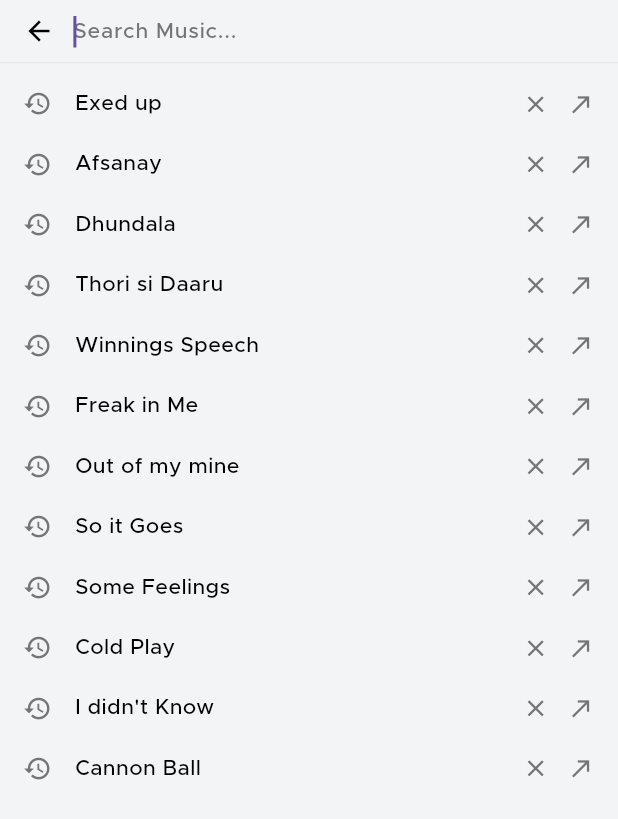
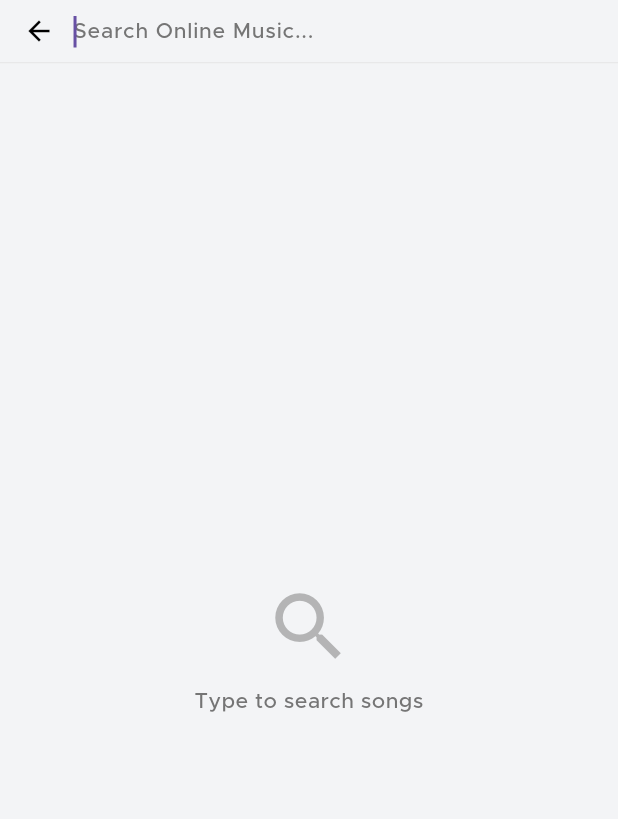
Before and after one commit to muhammadmaaz-dev/Lumen-Lyric, a Flutter app: the SearchScreen screen opened directly, on a phone screen of 412 x 824 dp. Shown: the top 819 px of the screen. Run offline on Flutter 3.47's test engine with Material 3 defaults, Android fonts, the phone set to English and light mode, and no system bars; our stand-ins replace cached_network_image, dio, flutter_animate, flutter_riverpod, flutter_screenutil, just_audio and 6 more; missing offline and left inert: flutter_audio_tagger, miniplayer, youtube_explode_dart; accounts and stored records are empty.

Commit message:
Added... other thing

```diff
--- a/lib/pages/main_navigation.dart
+++ b/lib/pages/main_navigation.dart
@@ -375,3 +375,4 @@ class _MainNavigationState extends State<MainNavigation> {
       ),
     );
   }
+}
--- a/lib/pages/search_screen.dart
+++ b/lib/pages/search_screen.dart
@@ -1,121 +1,110 @@
+import 'dart:async';
 import 'package:flutter/material.dart';
+import 'package:flutter_riverpod/flutter_riverpod.dart';
 import 'package:flutter_screenutil/flutter_screenutil.dart';
+import 'package:musicapp/models/song_model.dart';
+import 'package:musicapp/provider/audio_provider.dart';
+import 'package:musicapp/provider/search_provider.dart'; // Ensure ye file bani ho
+import 'package:musicapp/services/youtube_service.dart'; // Ensure ye file bani ho
 
-// Data Model - Ready for backend integration
-class SearchResultModel {
-  final String id;
-  final String title;
-  final String? artist;
-  final String? imageUrl;
-
-  SearchResultModel({
-    required this.id,
-    required this.title,
-    this.artist,
-    this.imageUrl,
-  });
-
-  // Factory constructor for JSON parsing (backend ready)
-  factory SearchResultModel.fromJson(Map<String, dynamic> json) {
-    return SearchResultModel(
-      id: json['id'] ?? '',
-      title: json['title'] ?? '',
-      artist: json['artist'],
-      imageUrl: json['imageUrl'],
-    );
-  }
-}
-
-class SearchScreen extends StatefulWidget {
+class SearchScreen extends ConsumerStatefulWidget {
   const SearchScreen({super.key});
 
   @override
-  State<SearchScreen> createState() => _SearchScreenState();
+  ConsumerState<SearchScreen> createState() => _SearchScreenState();
 }
 
-class _SearchScreenState extends State<SearchScreen> {
+class _SearchScreenState extends ConsumerState<SearchScreen> {
   final TextEditingController _searchController = TextEditingController();
-  List<SearchResultModel> _searchResults = [];
-  bool _isSearching = false;
+  Timer? _debounce;
+  bool _isNavigating = false; // Double tap prevent karne ke liye
 
   @override
   void initState() {
     super.initState();
-    // Load initial/recent searches
-    _loadRecentSearches();
+    // Screen khulte hi search clear kar dein agar zaroorat ho
+    // Future.microtask(() => ref.read(searchQueryProvider.notifier).state = '');
   }
 
   @override
   void dispose() {
     _searchController.dispose();
+    _debounce?.cancel();
     super.dispose();
   }
 
-  // TODO: Replace with actual backend API call
-  Future<void> _loadRecentSearches() async {
-    // Mock recent searches - Replace with backend call
-    await Future.delayed(const Duration(milliseconds: 300));
-    setState(() {
-      _searchResults = [
-        SearchResultModel(id: '1', title: 'Exed up'),
-        SearchResultModel(id: '2', title: 'Afsanay'),
-        SearchResultModel(id: '3', title: 'Dhundala'),
-        SearchResultModel(id: '4', title: 'Thori si Daaru'),
-        SearchResultModel(id: '5', title: 'Winnings Speech'),
-        SearchResultModel(id: '6', title: 'Freak in Me'),
-        SearchResultModel(id: '7', title: 'Out of my mine'),
-        SearchResultModel(id: '8', title: 'So it Goes'),
-        SearchResultModel(id: '9', title: 'Some Feelings'),
-        SearchResultModel(id: '10', title: 'Cold Play'),
-        SearchResultModel(id: '11', title: "I didn't Know"),
-        SearchResultModel(id: '12', title: 'Cannon Ball'),
-      ];
+  // --- Search Logic with Debounce ---
+  void _onSearchChanged(String query) {
+    if (_debounce?.isActive ?? false) _debounce!.cancel();
+
+    // 600ms ka wait taake har letter pe request na jaye
+    _debounce = Timer(const Duration(milliseconds: 600), () {
+      if (mounted) {
+        ref.read(searchQueryProvider.notifier).state = query;
+      }
     });
   }
 
-  // TODO: Replace with actual backend search API call
-  Future<void> _performSearch(String query) async {
-    if (query.isEmpty) {
-      _loadRecentSearches();
-      return;
+  // --- Clear Search ---
+  void _clearSearch() {
+    _searchController.clear();
+    ref.read(searchQueryProvider.notifier).state = '';
   }
 
+  // --- Play Song Logic ---
+  Future<void> _playOnlineSong(SongModel song) async {
+    if (_isNavigating) return;
+
     setState(() {
-      _isSearching = true;
+      _isNavigating = true;
     });
 
-    // Mock search delay - Replace with actual API call
-    await Future.delayed(const Duration(milliseconds: 500));
+    try {
+      // 1. User ko feedback dein
+      ScaffoldMessenger.of(context).showSnackBar(
+        SnackBar(
+          content: Text('Fetching stream for: ${song.title}...'),
+          duration: const Duration(seconds: 1),
+          behavior: SnackBarBehavior.floating,
+        ),
+      );
 
-    // Mock filtered results - Replace with backend response
+      // 2. Stream URL fetch karein (YoutubeService se)
+      final youtubeService = ref.read(youtubeServiceProvider);
+      final streamUrl = await youtubeService.getAudioStreamUrl(song.id);
+
+      // 3. Audio Controller ke through play karein
+      final audioController = ref.read(audioControllerProvider);
+      await audioController.playNetworkAudio(streamUrl, song);
+
+      // Optional: Agar player screen pe le jana ho to navigate karein
+      // Navigator.push(context, MaterialPageRoute(builder: (_) => FullPlayer()));
+    } catch (e) {
+      debugPrint("Error playing song: $e");
+      if (mounted) {
+        ScaffoldMessenger.of(context).showSnackBar(
+          SnackBar(
+            content: Text('Failed to play: ${e.toString()}'),
+            backgroundColor: Colors.red,
+          ),
+        );
+      }
+    } finally {
+      if (mounted) {
         setState(() {
-      _searchResults = _searchResults
-          .where(
-            (item) => item.title.toLowerCase().contains(query.toLowerCase()),
-          )
-          .toList();
-      _isSearching = false;
+          _isNavigating = false;
         });
       }
-
-  void _removeSearchItem(String id) {
-    setState(() {
-      _searchResults.removeWhere((item) => item.id == id);
-    });
-    // TODO: Call backend to remove from recent searches
     }
-
-  void _clearSearch() {
-    _searchController.clear();
-    _loadRecentSearches();
   }
 
   @override
   Widget build(BuildContext context) {
-    debugPrint('🔄 SearchScreen rebuilt');
+    // Riverpod se state watch kar rahe hain
+    final searchResultsValue = ref.watch(searchResultsProvider);
+    final currentQuery = ref.watch(searchQueryProvider);
 
     final isDarkTheme = Theme.of(context).brightness == Brightness.dark;
-
     final backgroundColor = isDarkTheme
         ? const Color(0xff000000)
         : const Color(0xfff3f4f6);
@@ -130,7 +119,7 @@ class _SearchScreenState extends State<SearchScreen> {
       body: SafeArea(
         child: Column(
           children: [
-            // Search Bar Header
+            // --- Search Bar Header ---
             Container(
               padding: EdgeInsets.symmetric(horizontal: 14.w, vertical: 10.h),
               decoration: BoxDecoration(
@@ -162,7 +151,7 @@ class _SearchScreenState extends State<SearchScreen> {
                       autofocus: true,
                       style: TextStyle(color: textColor, fontSize: 14.sp),
                       decoration: InputDecoration(
-                        hintText: 'Search Music...',
+                        hintText: 'Search Online Music...',
                         hintStyle: TextStyle(
                           color: secondaryTextColor,
                           fontSize: 14.sp,
@@ -171,12 +160,12 @@ class _SearchScreenState extends State<SearchScreen> {
                         isDense: true,
                         contentPadding: EdgeInsets.zero,
                       ),
-                      onChanged: _performSearch,
+                      onChanged: _onSearchChanged,
                     ),
                   ),
 
                   // Clear Button
-                  if (_searchController.text.isNotEmpty)
+                  if (currentQuery.isNotEmpty)
                     GestureDetector(
                       onTap: _clearSearch,
                       child: Icon(
@@ -189,31 +178,71 @@ class _SearchScreenState extends State<SearchScreen> {
               ),
             ),
 
-            // Search Results List
+            // --- Search Results List ---
             Expanded(
-              child: _isSearching
-                  ? Center(child: CircularProgressIndicator(color: textColor))
-                  : _searchResults.isEmpty
-                  ? Center(
-                      child: Text(
-                        'No results found',
+              child: searchResultsValue.when(
+                data: (songs) {
+                  if (songs.isEmpty) {
+                    // Empty State
+                    return Center(
+                      child: Column(
+                        mainAxisAlignment: MainAxisAlignment.center,
+                        children: [
+                          Icon(
+                            Icons.search,
+                            size: 60,
+                            color: secondaryTextColor?.withOpacity(0.5),
+                          ),
+                          SizedBox(height: 10.h),
+                          Text(
+                            currentQuery.isEmpty
+                                ? 'Type to search songs'
+                                : 'No results found',
                             style: TextStyle(
                               color: secondaryTextColor,
                               fontSize: 14.sp,
                             ),
                           ),
-                    )
-                  : ListView.builder(
+                        ],
+                      ),
+                    );
+                  }
+
+                  // Results List
+                  return ListView.builder(
                     padding: EdgeInsets.symmetric(vertical: 7.h),
-                      itemCount: _searchResults.length,
+                    itemCount: songs.length,
                     itemBuilder: (context, index) {
-                        final result = _searchResults[index];
-                        return _buildSearchResultItem(
-                          result,
+                      final song = songs[index];
+                      return _buildSongItem(
+                        song,
                         textColor,
                         secondaryTextColor,
                       );
                     },
+                  );
+                },
+                // Loading State
+                loading: () => Center(
+                  child: CircularProgressIndicator(
+                    strokeWidth: 2,
+                    color: textColor,
+                  ),
+                ),
+                // Error State
+                error: (error, stack) => Center(
+                  child: Padding(
+                    padding: const EdgeInsets.all(20.0),
+                    child: Text(
+                      'Error: $error',
+                      textAlign: TextAlign.center,
+                      style: TextStyle(
+                        color: Colors.redAccent,
+                        fontSize: 14.sp,
+                      ),
+                    ),
+                  ),
+                ),
               ),
             ),
           ],
@@ -222,54 +251,72 @@ class _SearchScreenState extends State<SearchScreen> {
     );
   }
 
-  Widget _buildSearchResultItem(
-    SearchResultModel result,
+  // --- Helper Widget: Individual Song Tile ---
+  Widget _buildSongItem(
+    SongModel song,
     Color textColor,
     Color? secondaryTextColor,
   ) {
     return InkWell(
-      onTap: () {
-        // TODO: Navigate to song detail or play song
-        print('Tapped on: ${result.title}');
-      },
+      onTap: () => _playOnlineSong(song),
       child: Container(
         padding: EdgeInsets.symmetric(horizontal: 14.w, vertical: 10.h),
         child: Row(
           children: [
-            // History/Clock Icon
-            Icon(Icons.history, color: secondaryTextColor, size: 19.sp),
+            // Thumbnail Image
+            ClipRRect(
+              borderRadius: BorderRadius.circular(4.r),
+              child: Image.network(
+                song.imageUrl,
+                width: 45.w,
+                height: 45.w,
+                fit: BoxFit.cover,
+                errorBuilder: (context, error, stackTrace) {
+                  return Container(
+                    width: 45.w,
+                    height: 45.w,
+                    color: Colors.grey[800],
+                    child: const Icon(Icons.music_note, color: Colors.white),
+                  );
+                },
+              ),
+            ),
             SizedBox(width: 14.w),
 
-            // Song Title
+            // Song Title & Artist
             Expanded(
-              child: Text(
-                result.title,
+              child: Column(
+                crossAxisAlignment: CrossAxisAlignment.start,
+                children: [
+                  Text(
+                    song.title,
+                    maxLines: 1,
+                    overflow: TextOverflow.ellipsis,
                     style: TextStyle(
                       color: textColor,
                       fontSize: 14.sp,
-                  fontWeight: FontWeight.w400,
+                      fontWeight: FontWeight.w500,
                     ),
+                  ),
+                  SizedBox(height: 4.h),
+                  Text(
+                    song.genre, // Using genre field for Artist Name as per logic
+                    maxLines: 1,
+                    overflow: TextOverflow.ellipsis,
+                    style: TextStyle(
+                      color: secondaryTextColor,
+                      fontSize: 12.sp,
+                    ),
+                  ),
+                ],
               ),
             ),
 
-            // Remove Button
-            GestureDetector(
-              onTap: () => _removeSearchItem(result.id),
-              child: Icon(Icons.close, color: secondaryTextColor, size: 18.sp),
-            ),
-            SizedBox(width: 11.w),
-
-            // Arrow/Navigate Icon
-            GestureDetector(
-              onTap: () {
-                // TODO: Navigate to song detail
-                print('Navigate to: ${result.title}');
-              },
-              child: Icon(
-                Icons.north_east,
+            // Play Icon
+            Icon(
+              Icons.play_circle_outline,
               color: secondaryTextColor,
-                size: 18.sp,
-              ),
+              size: 24.sp,
             ),
           ],
         ),
--- /dev/null
+++ b/lib/provider/search_provider.dart
@@ -0,0 +1,22 @@
+// lib/provider/search_provider.dart
+import 'package:flutter_riverpod/flutter_riverpod.dart';
+import 'package:flutter_riverpod/legacy.dart';
+import 'package:musicapp/models/song_model.dart';
+import 'package:musicapp/services/youtube_service.dart';
+
+final youtubeServiceProvider = Provider((ref) => YoutubeService());
+
+// User jo search karega wo yahan save hoga
+final searchQueryProvider = StateProvider<String>((ref) => '');
+
+// Ye future provider automatically search run karega jab query change hogi
+final searchResultsProvider = FutureProvider.autoDispose<List<SongModel>>((
+  ref,
+) async {
+  final query = ref.watch(searchQueryProvider);
+  final youtubeService = ref.watch(youtubeServiceProvider);
+
+  if (query.isEmpty) return [];
+
+  return await youtubeService.searchSongs(query);
+});
--- a/pubspec.yaml
+++ b/pubspec.yaml
@@ -43,6 +43,7 @@ dependencies:
   cached_network_image: ^3.3.1
   toastification: ^3.0.3
   just_audio_background: ^0.0.1-beta.17
+  youtube_explode_dart: ^3.0.5
 
 dev_dependencies:
   flutter_test:
```
Also changed, not shown: lib/controller/audio_controller.dart (+48 -0 lines), lib/services/youtube_service.dart (added, +46 -0 lines), pubspec.lock, 1 other file. Lines whose indentation alone changed are shown as unchanged.
